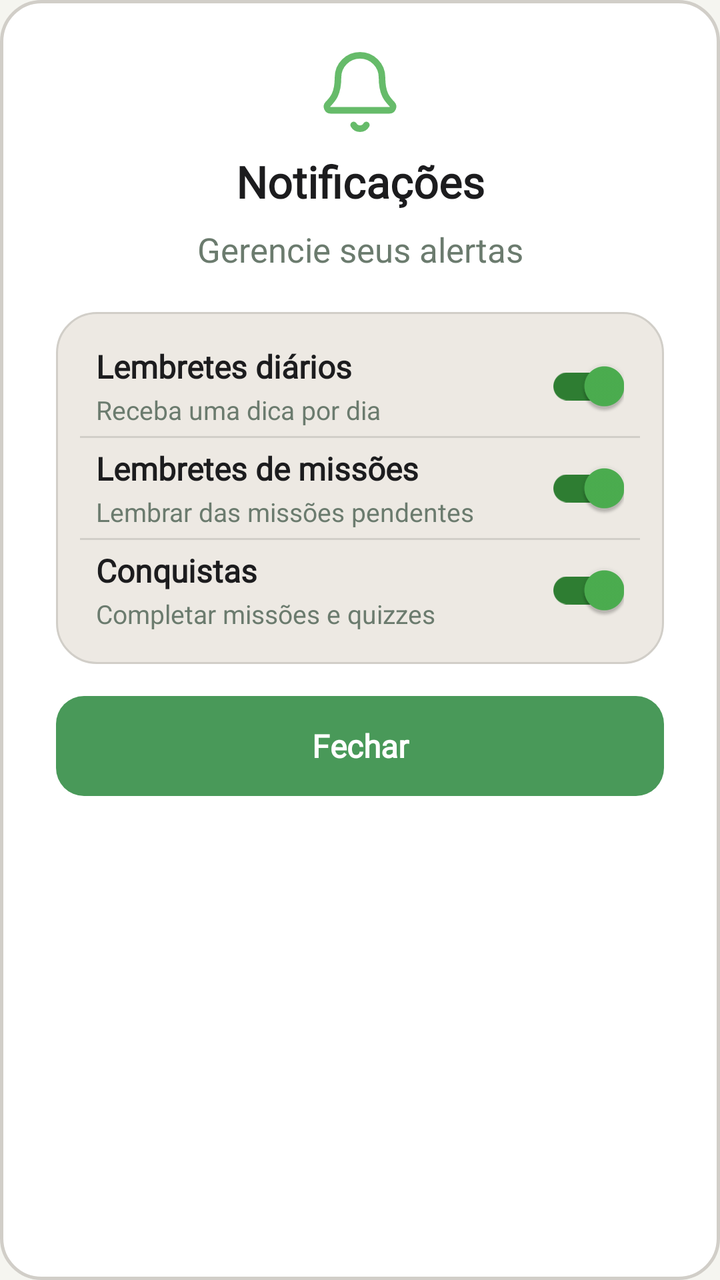
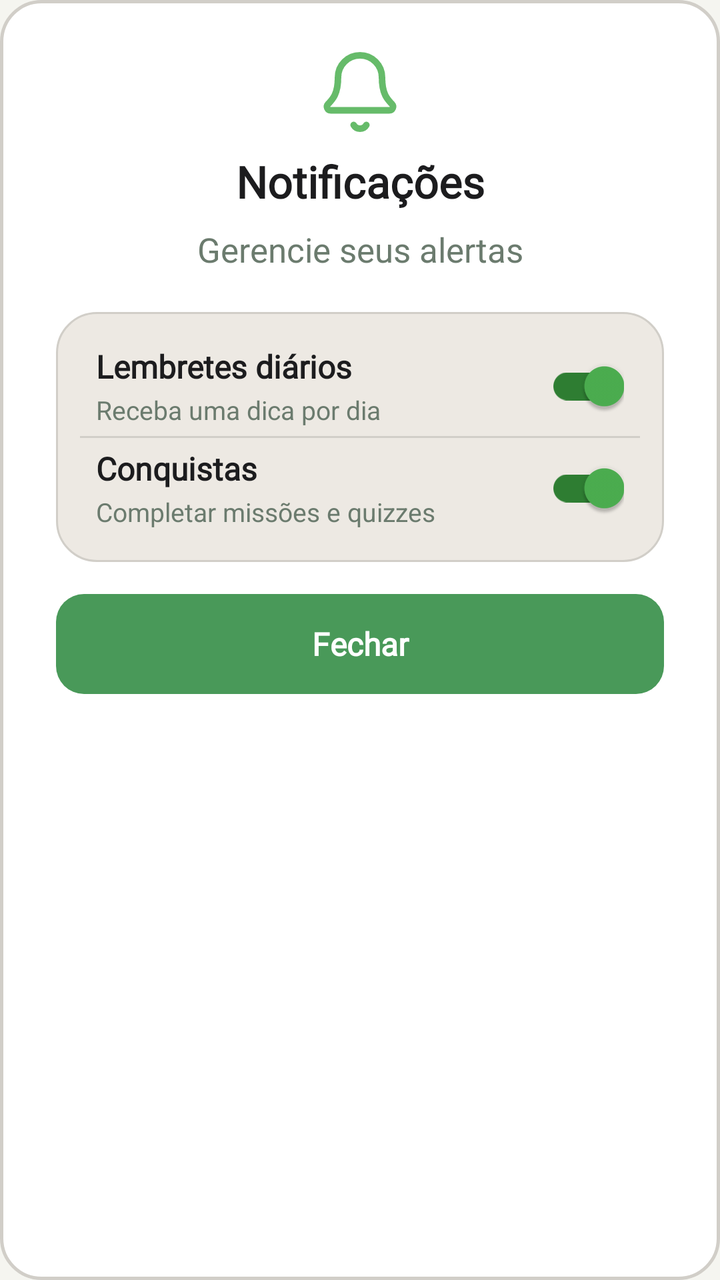

Screens rendered from an Android XML layout before and after an edit, with the pre-edit source and the edit as a unified diff.
<!-- AndroidManifest.xml: application theme Theme.Serpenteando -->
<!-- res/layout/dialog_notifications.xml -->
<?xml version="1.0" encoding="utf-8"?>
<LinearLayout xmlns:android="http://schemas.android.com/apk/res/android"
    xmlns:app="http://schemas.android.com/apk/res-auto"
    android:layout_width="match_parent"
    android:layout_height="wrap_content"
    android:orientation="vertical"
    android:background="@drawable/dialog_glass_bg"
    android:layout_marginHorizontal="28dp"
    android:paddingHorizontal="28dp"
    android:paddingTop="24dp"
    android:paddingBottom="20dp">

    
    <ImageView
        android:layout_width="44dp"
        android:layout_height="44dp"
        android:layout_gravity="center"
        android:src="@drawable/ic_notification"
        android:importantForAccessibility="no"
        app:tint="@color/cascavel_jade_bright" />

    
    <TextView
        android:layout_width="match_parent"
        android:layout_height="wrap_content"
        android:layout_marginTop="8dp"
        android:gravity="center"
        android:text="@string/settings_notifications"
        android:textSize="@dimen/serp_title2"
        android:textStyle="bold"
        android:fontFamily="@font/inter_semibold"
        android:textColor="@color/cascavel_on_bg" />

    
    <TextView
        android:layout_width="match_parent"
        android:layout_height="wrap_content"
        android:layout_marginTop="@dimen/space_8"
        android:gravity="center"
        android:text="@string/dialog_notif_subtitle"
        android:textSize="@dimen/serp_body"
        android:textColor="@color/cascavel_on_surface_variant" />

    
    <LinearLayout
        android:layout_width="match_parent"
        android:layout_height="wrap_content"
        android:layout_marginTop="@dimen/space_20"
        android:orientation="vertical"
        android:background="@drawable/settings_group_bg"
        android:padding="@dimen/space_12">

        
        <LinearLayout
            android:layout_width="match_parent"
            android:layout_height="50dp"
            android:gravity="center_vertical"
            android:paddingHorizontal="@dimen/space_8">

            <LinearLayout
                android:layout_width="0dp"
                android:layout_height="wrap_content"
                android:layout_weight="1"
                android:orientation="vertical">

                <TextView
                    android:layout_width="wrap_content"
                    android:layout_height="wrap_content"
                    android:text="@string/settings_notif_daily"
                    android:textSize="@dimen/serp_callout"
                    android:textStyle="bold"
                    android:fontFamily="@font/inter_semibold"
                    android:textColor="@color/cascavel_on_bg" />

                <TextView
                    android:layout_width="wrap_content"
                    android:layout_height="wrap_content"
                    android:layout_marginTop="2dp"
                    android:text="@string/dialog_notif_daily_desc"
                    android:textSize="@dimen/serp_footnote"
                    android:textColor="@color/cascavel_on_surface_variant" />
            </LinearLayout>

            <androidx.appcompat.widget.SwitchCompat
                android:id="@+id/switchDailyReminder"
                android:layout_width="wrap_content"
                android:layout_height="wrap_content"
                android:thumbTint="@color/cascavel_jade_bright"
                android:trackTint="@color/cascavel_outline"
                android:checked="true" />
        </LinearLayout>

        <View
            android:layout_width="match_parent"
            android:layout_height="1dp"
            android:background="@color/cascavel_outline" />

        
        <LinearLayout
            android:layout_width="match_parent"
            android:layout_height="50dp"
            android:gravity="center_vertical"
            android:paddingHorizontal="@dimen/space_8">

            <LinearLayout
                android:layout_width="0dp"
                android:layout_height="wrap_content"
                android:layout_weight="1"
                android:orientation="vertical">

                <TextView
                    android:layout_width="wrap_content"
                    android:layout_height="wrap_content"
                    android:text="@string/settings_notif_missions"
                    android:textSize="@dimen/serp_callout"
                    android:textStyle="bold"
                    android:fontFamily="@font/inter_semibold"
                    android:textColor="@color/cascavel_on_bg" />

                <TextView
                    android:layout_width="wrap_content"
                    android:layout_height="wrap_content"
                    android:layout_marginTop="2dp"
                    android:text="@string/dialog_notif_missions_desc"
                    android:textSize="@dimen/serp_footnote"
                    android:textColor="@color/cascavel_on_surface_variant" />
            </LinearLayout>

            <androidx.appcompat.widget.SwitchCompat
                android:id="@+id/switchNewMissions"
                android:layout_width="wrap_content"
                android:layout_height="wrap_content"
                android:thumbTint="@color/cascavel_jade_bright"
                android:trackTint="@color/cascavel_outline"
                android:checked="true" />
        </LinearLayout>

        <View
            android:layout_width="match_parent"
            android:layout_height="1dp"
            android:background="@color/cascavel_outline" />

        
        <LinearLayout
            android:layout_width="match_parent"
            android:layout_height="50dp"
            android:gravity="center_vertical"
            android:paddingHorizontal="@dimen/space_8">

            <LinearLayout
                android:layout_width="0dp"
                android:layout_height="wrap_content"
                android:layout_weight="1"
                android:orientation="vertical">

                <TextView
                    android:layout_width="wrap_content"
                    android:layout_height="wrap_content"
                    android:text="@string/settings_notif_achievements"
                    android:textSize="@dimen/serp_callout"
                    android:textStyle="bold"
                    android:fontFamily="@font/inter_semibold"
                    android:textColor="@color/cascavel_on_bg" />

                <TextView
                    android:layout_width="wrap_content"
                    android:layout_height="wrap_content"
                    android:layout_marginTop="2dp"
                    android:text="@string/dialog_notif_achievements_desc"
                    android:textSize="@dimen/serp_footnote"
                    android:textColor="@color/cascavel_on_surface_variant" />
            </LinearLayout>

            <androidx.appcompat.widget.SwitchCompat
                android:id="@+id/switchAchievements"
                android:layout_width="wrap_content"
                android:layout_height="wrap_content"
                android:thumbTint="@color/cascavel_jade_bright"
                android:trackTint="@color/cascavel_outline"
                android:checked="true" />
        </LinearLayout>
    </LinearLayout>

    
    <TextView
        android:id="@+id/dialogSaveButton"
        android:layout_width="match_parent"
        android:layout_height="50dp"
        android:layout_marginTop="16dp"
        android:background="@drawable/dialog_btn_primary"
        android:gravity="center"
        android:text="@string/settings_close"
        android:textColor="@color/cascavel_on_button"
        android:textSize="@dimen/serp_callout"
        android:textStyle="bold"
        android:fontFamily="@font/inter_semibold"
        android:clickable="true"
        android:focusable="true" />
</LinearLayout>
<!-- resources referenced by this layout -->
<resources>
  <color name="cascavel_jade_bright">#66BB6A</color>
  <color name="cascavel_on_bg">#1C1C1E</color>
  <color name="cascavel_on_button">#FFFFFF</color>
  <color name="cascavel_on_surface_variant">#6B7B6E</color>
  <color name="cascavel_outline">#D1CEC8</color>
  <dimen name="serp_body">17sp</dimen>
  <dimen name="serp_callout">16sp</dimen>
  <dimen name="serp_footnote">13sp</dimen>
  <dimen name="serp_title2">22sp</dimen>
  <dimen name="space_12">12dp</dimen>
  <dimen name="space_20">20dp</dimen>
  <dimen name="space_8">8dp</dimen>
  <!-- drawable dialog_glass_bg (drawable) -->
  <?xml version="1.0" encoding="utf-8"?>
  <shape xmlns:android="http://schemas.android.com/apk/res/android"
      android:shape="rectangle">
      <solid android:color="@color/cascavel_surface" />
      <corners android:radius="@dimen/radius_card" />
      <stroke
          android:width="1.5dp"
          android:color="@color/cascavel_outline" />
  </shape>
  <!-- drawable settings_group_bg (drawable) -->
  <?xml version="1.0" encoding="utf-8"?>
  <shape xmlns:android="http://schemas.android.com/apk/res/android"
      android:shape="rectangle">
      <solid android:color="@color/cascavel_surface_container" />
      <stroke android:width="1dp" android:color="@color/cascavel_outline" />
      <corners android:radius="@dimen/radius_card" />
  </shape>
  <string name="dialog_notif_achievements_desc">Completar missões e quizzes</string>
  <string name="dialog_notif_daily_desc">Receba uma dica por dia</string>
  <string name="dialog_notif_missions_desc">Lembrar das missões pendentes</string>
  <string name="dialog_notif_subtitle">Gerencie seus alertas</string>
  <string name="settings_close">Fechar</string>
  <string name="settings_notif_achievements">Conquistas</string>
  <string name="settings_notif_daily">Lembretes diários</string>
  <string name="settings_notif_missions">Lembretes de missões</string>
  <string name="settings_notifications">Notificações</string>
  <style name="Theme.Serpenteando" parent="Theme.Serpenteando.Light" />
  <color name="cascavel_button_disabled">#66499959</color>
  <dimen name="radius_button">14dp</dimen>
  <color name="cascavel_button_pressed">#3C7D4A</color>
  <color name="cascavel_button">#499959</color>
  <color name="cascavel_surface">#FFFFFF</color>
  <dimen name="radius_card">20dp</dimen>
  <color name="cascavel_surface_container">#EDE9E3</color>
  <style name="Base.Theme.Serpenteando" parent="Theme.Material3.DayNight.NoActionBar">
          
          <item name="android:fontFamily">sans-serif</item>
      </style>
  <color name="cascavel_jade">#4CAF50</color>
  <color name="cascavel_jade_dim">#2E7D32</color>
  <color name="cascavel_surface_light">@color/cascavel_surface</color>
  <color name="cascavel_on_surface_light">@color/cascavel_on_bg</color>
  <color name="cascavel_on_surface_variant_light">@color/cascavel_on_surface_variant</color>
  <color name="cascavel_surface_container_light">@color/cascavel_surface_container</color>
  <color name="cascavel_surface_container_high_light">@color/cascavel_surface</color>
  <color name="cascavel_outline_light">@color/cascavel_outline</color>
  <color name="cascavel_outline_variant_light">@color/cascavel_outline</color>
  <color name="cascavel_bg_light">@color/cascavel_bg</color>
  <!-- drawable splash_blank (drawable) -->
  <?xml version="1.0" encoding="utf-8"?>
  <shape xmlns:android="http://schemas.android.com/apk/res/android"
      android:shape="rectangle">
      <solid android:color="@android:color/transparent" />
  </shape>
  <color name="cascavel_on_bg_light">@color/cascavel_on_bg</color>
  <color name="cascavel_bg">#F5F5F0</color>
  <!-- unchanged entries left out for length: 3 -->
</resources>

<!-- the commit's change to res/layout/dialog_notifications.xml (unified diff, before → after) -->
@@ -111,51 +111,6 @@
                 <TextView
                     android:layout_width="wrap_content"
                     android:layout_height="wrap_content"
-                    android:text="@string/settings_notif_missions"
-                    android:textSize="@dimen/serp_callout"
-                    android:textStyle="bold"
-                    android:fontFamily="@font/inter_semibold"
-                    android:textColor="@color/cascavel_on_bg" />
-
-                <TextView
-                    android:layout_width="wrap_content"
-                    android:layout_height="wrap_content"
-                    android:layout_marginTop="2dp"
-                    android:text="@string/dialog_notif_missions_desc"
-                    android:textSize="@dimen/serp_footnote"
-                    android:textColor="@color/cascavel_on_surface_variant" />
-            </LinearLayout>
-
-            <androidx.appcompat.widget.SwitchCompat
-                android:id="@+id/switchNewMissions"
-                android:layout_width="wrap_content"
-                android:layout_height="wrap_content"
-                android:thumbTint="@color/cascavel_jade_bright"
-                android:trackTint="@color/cascavel_outline"
-                android:checked="true" />
-        </LinearLayout>
-
-        <View
-            android:layout_width="match_parent"
-            android:layout_height="1dp"
-            android:background="@color/cascavel_outline" />
-
-        
-        <LinearLayout
-            android:layout_width="match_parent"
-            android:layout_height="50dp"
-            android:gravity="center_vertical"
-            android:paddingHorizontal="@dimen/space_8">
-
-            <LinearLayout
-                android:layout_width="0dp"
-                android:layout_height="wrap_content"
-                android:layout_weight="1"
-                android:orientation="vertical">
-
-                <TextView
-                    android:layout_width="wrap_content"
-                    android:layout_height="wrap_content"
                     android:text="@string/settings_notif_achievements"
                     android:textSize="@dimen/serp_callout"
                     android:textStyle="bold"
<!-- resource entries referenced after the edit -->
@@ -32,12 +32,10 @@
   </shape>
   <string name="dialog_notif_achievements_desc">Completar missões e quizzes</string>
   <string name="dialog_notif_daily_desc">Receba uma dica por dia</string>
-  <string name="dialog_notif_missions_desc">Lembrar das missões pendentes</string>
   <string name="dialog_notif_subtitle">Gerencie seus alertas</string>
   <string name="settings_close">Fechar</string>
   <string name="settings_notif_achievements">Conquistas</string>
   <string name="settings_notif_daily">Lembretes diários</string>
-  <string name="settings_notif_missions">Lembretes de missões</string>
   <string name="settings_notifications">Notificações</string>
   <style name="Theme.Serpenteando" parent="Theme.Serpenteando.Light" />
   <color name="cascavel_button_disabled">#66499959</color>
